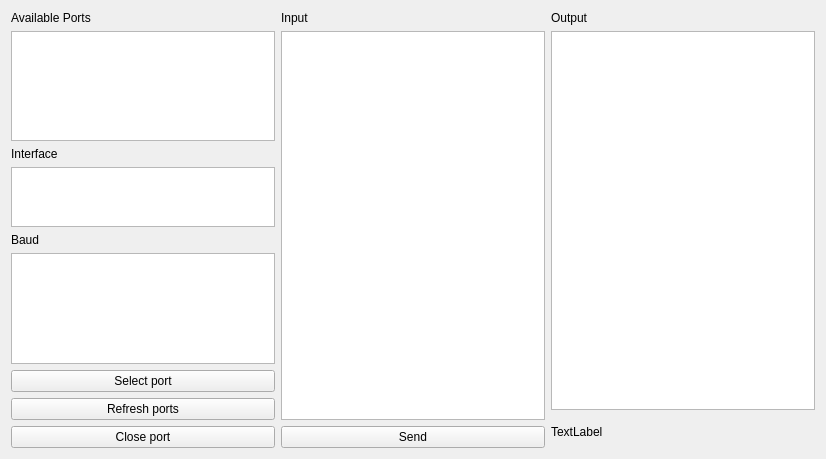
Before: the Qt Designer form src/interfaces.ui in solar05/InterfaceEmulator, drawn with Qt 5.
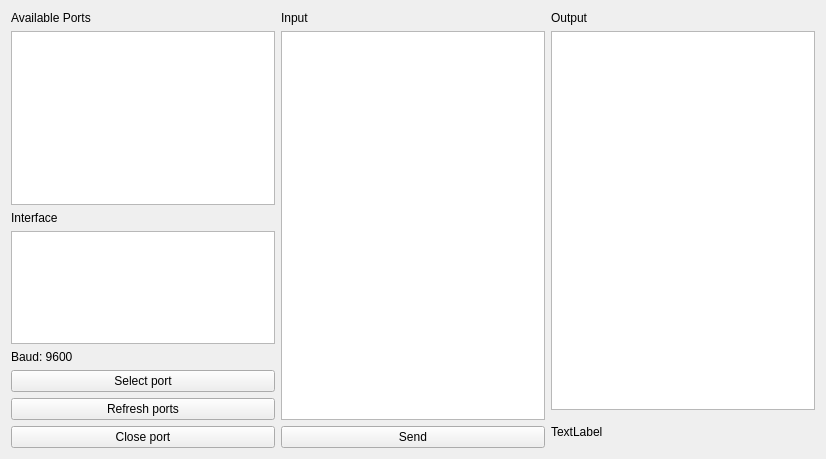
After: the same form once the commit is applied.

```diff
--- a/src/interfaces.ui
+++ b/src/interfaces.ui
@@ -94,7 +94,7 @@
          <property name="maximumSize">
           <size>
            <width>16777215</width>
-           <height>60</height>
+           <height>130</height>
           </size>
          </property>
         </widget>
@@ -102,13 +102,10 @@
        <item>
         <widget class="QLabel" name="label_5">
          <property name="text">
-          <string>Baud</string>
+          <string>Baud: 9600</string>
          </property>
         </widget>
        </item>
-       <item>
-        <widget class="QListWidget" name="baudSelect"/>
-       </item>
        <item>
         <widget class="QPushButton" name="selectButton">
          <property name="text">
```
Left out of the diff: 2 changed lines with no effect on the pictures.
